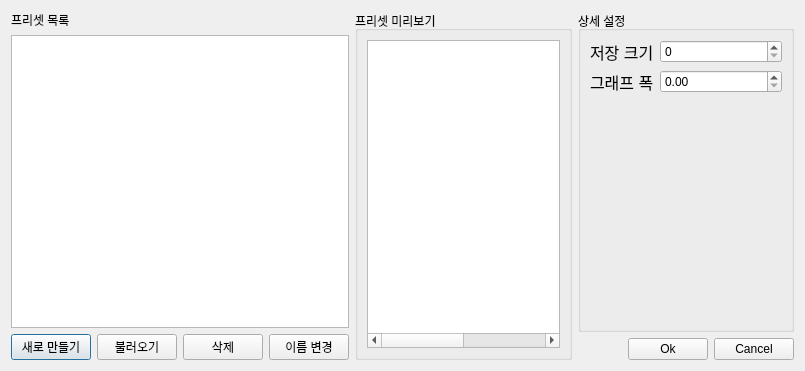
Above: settings_dialog.ui from gkdisdhfl1/PowerSimulator before the change. Below: the same form after it.
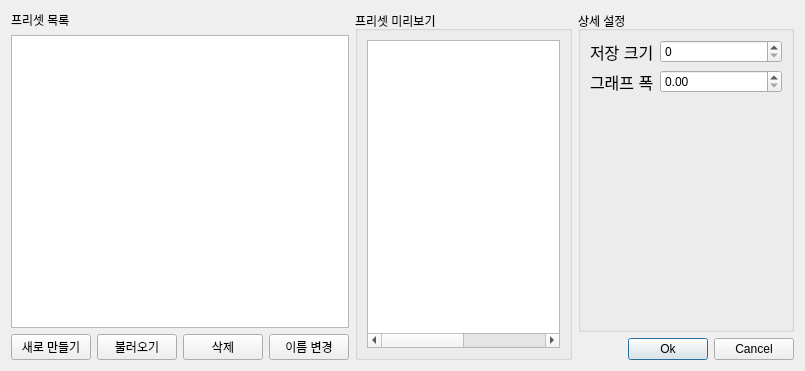
That is the form after the change.

Patch:
```diff
--- a/settings_dialog.ui
+++ b/settings_dialog.ui
@@ -200,6 +200,9 @@
          <property name="text">
           <string>Ok</string>
          </property>
+         <property name="default">
+          <bool>true</bool>
+         </property>
         </widget>
        </item>
        <item>
```
Left out of the diff: 8 changed lines with no effect on the pictures.
